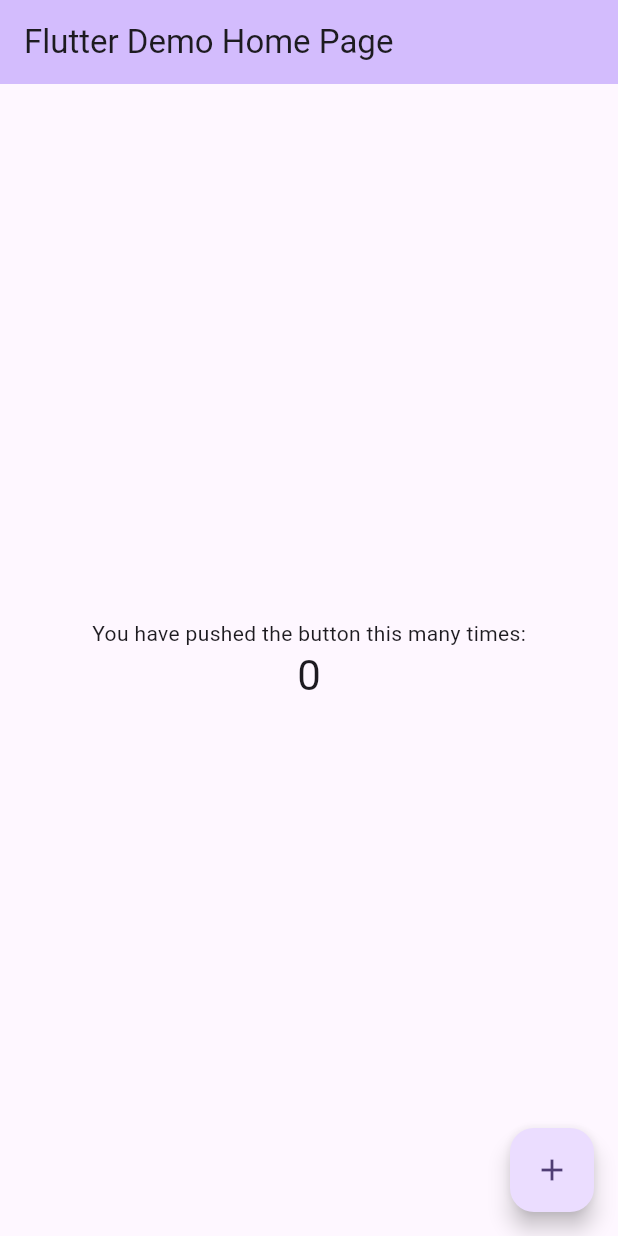
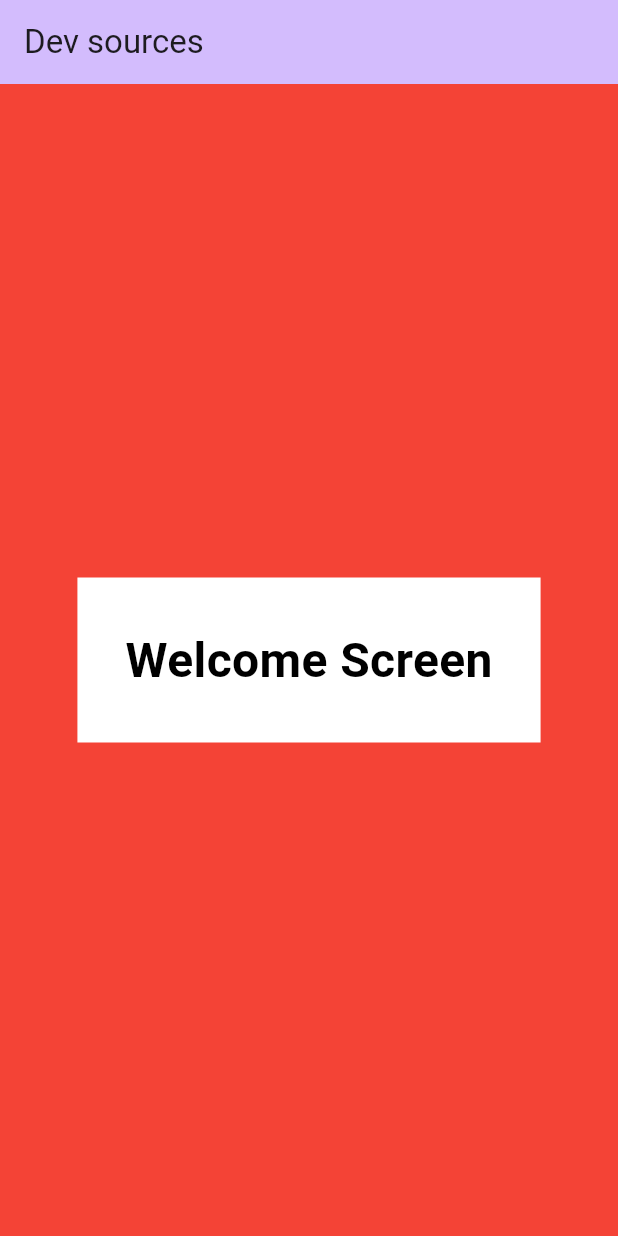
Before and after one commit to JorikFat/FlutterDevSource, a Flutter app: the screen it shows after launch, on a phone screen of 412 x 824 dp. Run offline on Flutter 3.47's test engine with Material 3 defaults, Android fonts, the light colour scheme and no system bars.

Commit message:
add stub screen

```diff
--- a/lib/main.dart
+++ b/lib/main.dart
@@ -1,4 +1,8 @@
+import 'package:dev_sources/stub_screen.dart';
 import 'package:flutter/material.dart';
+
+// ignore: constant_identifier_names
+const APP_NAME = 'Dev sources';
 
 void main() {
   runApp(const MyApp());
@@ -10,60 +14,27 @@ class MyApp extends StatelessWidget {
   @override
   Widget build(BuildContext context) {
     return MaterialApp(
-      title: 'Flutter Demo',
+      title: APP_NAME,
       theme: ThemeData(
         colorScheme: ColorScheme.fromSeed(seedColor: Colors.deepPurple),
         useMaterial3: true,
       ),
-      home: const MyHomePage(title: 'Flutter Demo Home Page'),
+      home: const WelcomeScreen(),
     );
   }
 }
 
-class MyHomePage extends StatefulWidget {
-  const MyHomePage({super.key, required this.title});
-
-  final String title;
-
-  @override
-  State<MyHomePage> createState() => _MyHomePageState();
-}
-
-class _MyHomePageState extends State<MyHomePage> {
-  int _counter = 0;
-
-  void _incrementCounter() {
-    setState(() {
-      _counter++;
-    });
-  }
+class WelcomeScreen extends StatelessWidget {
+  const WelcomeScreen({super.key});
 
   @override
   Widget build(BuildContext context) {
     return Scaffold(
       appBar: AppBar(
         backgroundColor: Theme.of(context).colorScheme.inversePrimary,
-        title: Text(widget.title),
+        title: const Text(APP_NAME),
       ),
-      body: Center(
-        child: Column(
-          mainAxisAlignment: MainAxisAlignment.center,
-          children: <Widget>[
-            const Text(
-              'You have pushed the button this many times:',
-            ),
-            Text(
-              '$_counter',
-              style: Theme.of(context).textTheme.headlineMedium,
-            ),
-          ],
-        ),
-      ),
-      floatingActionButton: FloatingActionButton(
-        onPressed: _incrementCounter,
-        tooltip: 'Increment',
-        child: const Icon(Icons.add),
-      ), // This trailing comma makes auto-formatting nicer for build methods.
+      body: const StubScreen(title: 'Welcome Screen'),
     );
   }
 }
--- /dev/null
+++ b/lib/stub_screen.dart
@@ -0,0 +1,31 @@
+import 'package:flutter/material.dart';
+
+class StubScreen extends StatelessWidget {
+  static MaterialPageRoute route([String? title]) {
+    return MaterialPageRoute(builder: (_) => StubScreen(title: title));
+  }
+
+  final String title;
+  const StubScreen({super.key, String? title}) : title = title ?? "Stub";
+
+  @override
+  Widget build(BuildContext context) {
+    return Material(
+      color: Colors.red,
+      child: Center(
+        child: Container(
+          color: Colors.white,
+          padding: const EdgeInsets.all(32),
+          child: Text(
+            title,
+            style: const TextStyle(
+              color: Colors.black,
+              fontSize: 32,
+              fontWeight: FontWeight.bold,
+            ),
+          ),
+        ),
+      ),
+    );
+  }
+}
```
